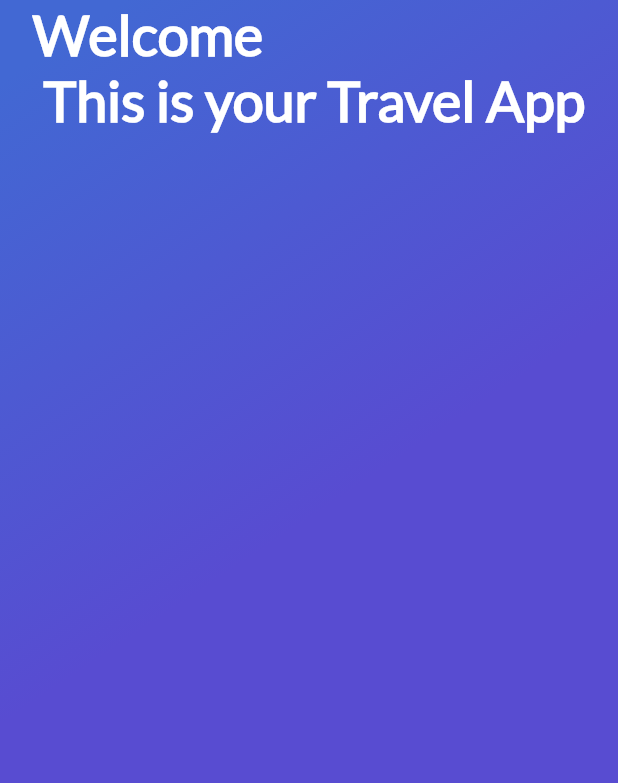
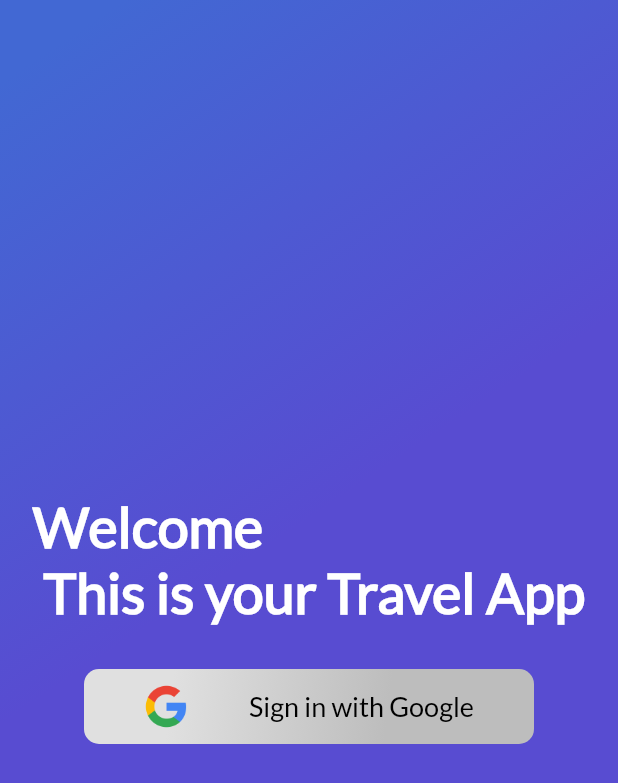
Before and after one commit to davidac2007/trips-app, a Flutter app: the screen it shows after launch, on a phone screen of 412 x 824 dp. Shown: the top 783 px of the screen. Run offline on Flutter 3.47's test engine with Material 2 defaults, Android fonts, the phone set to English and light mode, and no system bars; missing offline and left inert: generic_bloc_provider.

Commit message:
Added the google button and improved the sign in screen UI

```diff
--- a/lib/user/ui/screens/sign_in _screen.dart
+++ b/lib/user/ui/screens/sign_in _screen.dart
@@ -1,5 +1,6 @@
 import 'package:flutter/material.dart';
 import 'package:trips_app/place/ui/widgets/gradient_back.dart';
+import 'package:trips_app/user/ui/widgets/green_button.dart';
 
 class SignInGoogleScreen extends StatefulWidget {
   @override
@@ -21,6 +22,7 @@ class _SignInGoogleScreen extends State<SignInGoogleScreen> {
         children: <Widget>[
           GradientBack("", null),
           Column(
+            mainAxisAlignment: MainAxisAlignment.center,
             children: <Widget>[
               Text(
                 "Welcome \n This is your Travel App",
@@ -29,6 +31,12 @@ class _SignInGoogleScreen extends State<SignInGoogleScreen> {
                     fontFamily: "Lato",
                     color: Colors.white,
                     fontWeight: FontWeight.bold),
+              ),
+              GreenButton(
+                text: "Sign in with Google",
+                onPressed: () {},
+                width: 300.0,
+                height: 50.0,
               )
             ],
           )
--- /dev/null
+++ b/lib/user/ui/widgets/green_button.dart
@@ -0,0 +1,58 @@
+import 'package:flutter/material.dart';
+
+class GreenButton extends StatefulWidget {
+  GreenButton(
+      {Key key,
+      @required this.text,
+      @required this.onPressed,
+      this.width,
+      this.height});
+
+  final String text;
+  final double width;
+  final double height;
+  final VoidCallback onPressed;
+
+  @override
+  State createState() {
+    return _GreenButton();
+  }
+}
+
+class _GreenButton extends State<GreenButton> {
+  @override
+  Widget build(BuildContext context) {
+    return InkWell(
+      onTap: widget.onPressed,
+      child: Container(
+        margin: EdgeInsets.only(top: 30.0, left: 20.0, right: 20.0),
+        width: widget.width,
+        height: widget.height,
+        decoration: BoxDecoration(
+          borderRadius: BorderRadius.circular(10.0),
+          gradient: LinearGradient(
+              colors: [Colors.grey[300], Colors.grey[400]],
+              begin: FractionalOffset(0.2, 0.0),
+              end: FractionalOffset(1.0, 0.6),
+              stops: [0.0, 0.6],
+              tileMode: TileMode.clamp),
+        ),
+        child: Row(
+          mainAxisAlignment: MainAxisAlignment.spaceEvenly,
+          children: [
+            Image.asset(
+              "assets/img/google.png",
+              width: 30.0,
+              height: 30.0,
+            ),
+            Text(
+              widget.text,
+              style: TextStyle(
+                  fontSize: 18.0, fontFamily: "Lato", color: Colors.black),
+            ),
+          ],
+        ),
+      ),
+    );
+  }
+}
--- a/pubspec.yaml
+++ b/pubspec.yaml
@@ -30,6 +30,7 @@ dependencies:
   generic_bloc_provider: ^1.1.0
   google_sign_in: ^5.0.2
   firebase: ^9.0.1
+  font_awesome_flutter: ^9.0.0
 
 dev_dependencies:
   flutter_test:
```
Also changed, not shown: assets/img/google.png (added), pubspec.lock, 1 other file.
